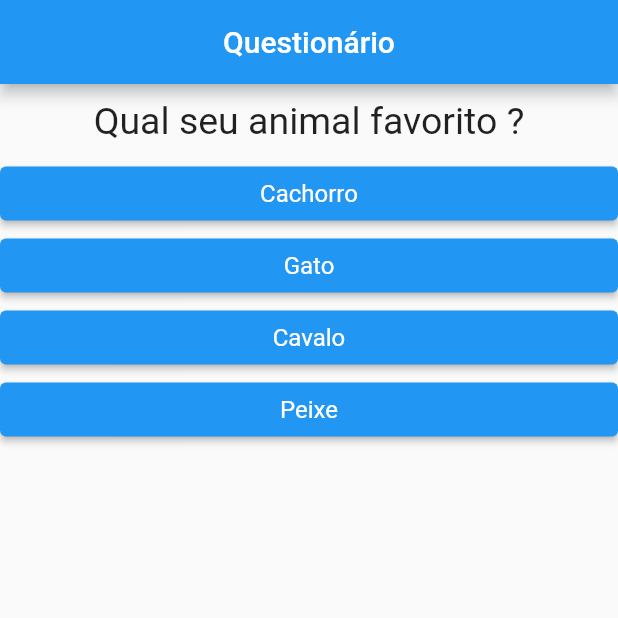
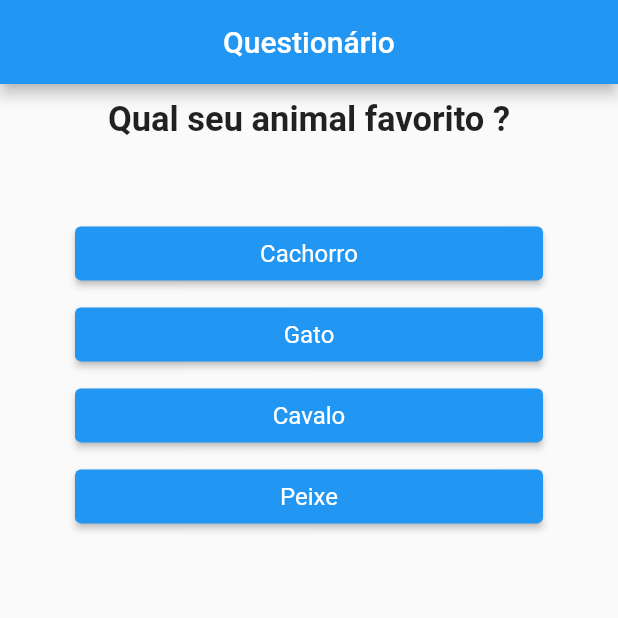
Before and after one commit to eduwalkerbr/questionario_avaliativo, a Flutter app: the screen it shows after launch, after a tap on "Vermelho", on a phone screen of 412 x 824 dp, the top half of it. Run offline on Flutter 3.47's test engine with Material 2 defaults, Android fonts, the phone set to English and light mode, and no system bars.

Commit message:
Aplicação Questionário Avaliativo Implementações: - Realizados ajustes no questionário. - Finalizada sessão de Resultado, com a complementações da entitulação do usuário de acordo com a pontuação obtida via respostas do questionário.

```diff
--- a/lib/components/questao.dart
+++ b/lib/components/questao.dart
@@ -9,11 +9,13 @@ class Questao extends StatelessWidget {
   Widget build(BuildContext context) {
     return Container(
       width: double.infinity,
+      height: MediaQuery.of(context).size.height * 0.08,
       margin: const EdgeInsets.all(10),
       child: Text(
         descricao,
         style: const TextStyle(
-          fontSize: 25,
+          fontSize: 23,
+          fontWeight: FontWeight.bold,
         ),
         textAlign: TextAlign.center,
       ),
--- /dev/null
+++ b/lib/components/questionario.dart
@@ -0,0 +1,36 @@
+import 'package:flutter/material.dart';
+import 'package:questionario_avaliativo/components/questao.dart';
+import 'package:questionario_avaliativo/components/resposta.dart';
+
+import '../questions_list.dart';
+
+class Questionario extends StatelessWidget {
+  final int questSel;
+  final void Function(int pontuacao) responder;
+
+  const Questionario({
+    required this.questSel,
+    required this.responder,
+  });
+
+  @override
+  Widget build(BuildContext context) {
+    final perguntas = Questions_list.getQuestionList();
+    List<Map<String, Object>> respList =
+        perguntas[questSel].cast()['respostas'];
+
+    return Column(
+      children: [
+        Questao(
+          descricao: perguntas[questSel]['questao'].toString(),
+        ),
+        ...respList
+            .map((resp) => Resposta(
+                  descricao: resp['conteudo'].toString(),
+                  funcao: () => responder(int.parse(resp['nota'].toString())),
+                ))
+            .toList(),
+      ],
+    );
+  }
+}
--- a/lib/components/reiniciar.dart
+++ b/lib/components/reiniciar.dart
@@ -16,11 +16,12 @@ class Reiniciar extends StatelessWidget {
       margin: const EdgeInsets.all(50),
       child: ElevatedButton(
         style: ElevatedButton.styleFrom(
-            primary: Colors.red[400],
-            textStyle: const TextStyle(
-              color: Colors.white,
-              fontSize: 16,
-            )),
+          primary: Colors.blue[900],
+          textStyle: const TextStyle(
+            color: Colors.white,
+            fontSize: 16,
+          ),
+        ),
         onPressed: funcao,
         child: Text(descricao),
       ),
--- a/lib/components/resposta.dart
+++ b/lib/components/resposta.dart
@@ -11,15 +11,17 @@ class Resposta extends StatelessWidget {
 
   @override
   Widget build(BuildContext context) {
-    return SizedBox(
+    return Container(
       width: double.infinity,
+      margin: const EdgeInsets.fromLTRB(50, 3, 50, 3),
       child: ElevatedButton(
         style: ElevatedButton.styleFrom(
-            primary: Colors.blue,
-            textStyle: const TextStyle(
-              color: Colors.white,
-              fontSize: 16,
-            )),
+          primary: Colors.blue,
+          textStyle: const TextStyle(
+            color: Colors.white,
+            fontSize: 16,
+          ),
+        ),
         onPressed: funcao,
         child: Text(descricao),
       ),
--- /dev/null
+++ b/lib/components/resultado.dart
@@ -0,0 +1,59 @@
+import 'package:flutter/material.dart';
+import 'package:questionario_avaliativo/components/reiniciar.dart';
+
+class Resultado extends StatelessWidget {
+  final void Function() funcao;
+  final int pontuacao;
+  const Resultado({required this.funcao, required this.pontuacao});
+
+  String get result {
+    if (pontuacao < 15) {
+      return "Parabéns!";
+    } else if (pontuacao < 30) {
+      return "Você foi bem!";
+    } else if (pontuacao < 40) {
+      return "Impressionante";
+    } else {
+      return "Nível Jedi!";
+    }
+  }
+
+  @override
+  Widget build(BuildContext context) {
+    return SizedBox(
+      width: double.infinity,
+      child: Column(
+        mainAxisAlignment: MainAxisAlignment.center,
+        crossAxisAlignment: CrossAxisAlignment.center,
+        children: [
+          const Text(
+            "Sem mais perguntas a responder!",
+            style: TextStyle(
+              fontSize: 20,
+              fontWeight: FontWeight.normal,
+              color: Colors.blue,
+            ),
+          ),
+          const SizedBox(
+            height: 20,
+          ),
+          Text(
+            result,
+            style: const TextStyle(
+              fontSize: 40,
+              color: Colors.red,
+              fontWeight: FontWeight.bold,
+            ),
+          ),
+          const SizedBox(
+            height: 20,
+          ),
+          Reiniciar(
+            descricao: "Reiniciar o Questionário ?",
+            funcao: funcao,
+          ),
+        ],
+      ),
+    );
+  }
+}
--- a/lib/main.dart
+++ b/lib/main.dart
@@ -1,22 +1,23 @@
 import 'package:flutter/material.dart';
-import 'package:questionario_avaliativo/components/questao.dart';
-import 'package:questionario_avaliativo/components/reiniciar.dart';
-import 'package:questionario_avaliativo/components/resposta.dart';
+import 'package:questionario_avaliativo/components/questionario.dart';
+import 'package:questionario_avaliativo/components/resultado.dart';
 import 'package:questionario_avaliativo/questions_list.dart';
 
 main() => runApp(PerguntaApp());
 
 class _PerguntaAppState extends State<PerguntaApp> {
-  final perguntas = Questions_list.getQuestionList();
   bool _hasQuestion = true;
 
   var _questSel = 0;
-  void _responder() {
+  var pontTotal = 0;
+
+  void _responder(int pontuacao) {
     setState(() {
-      if (_questSel == (perguntas.length - 1)) {
+      if (_questSel == Questions_list.getLengthList() - 1) {
         _hasQuestion = false;
       } else {
         _questSel++;
+        pontTotal += pontuacao;
       }
     });
   }
@@ -25,13 +26,12 @@ class _PerguntaAppState extends State<PerguntaApp> {
     setState(() {
       _questSel = 0;
       _hasQuestion = true;
+      pontTotal = 0;
     });
   }
 
   @override
   Widget build(BuildContext context) {
-    List<String> respList = perguntas[_questSel].cast()['respostas'];
-
     return MaterialApp(
       home: Scaffold(
         appBar: AppBar(
@@ -39,52 +39,13 @@ class _PerguntaAppState extends State<PerguntaApp> {
           centerTitle: true,
         ),
         body: _hasQuestion
-            ? Column(
-                children: [
-                  Questao(
-                    descricao: perguntas[_questSel]['questao'].toString(),
-                  ),
-                  ...respList
-                      .map((resp) => Resposta(
-                            descricao: resp,
-                            funcao: _responder,
-                          ))
-                      .toList(),
-                ],
+            ? Questionario(
+                questSel: _questSel,
+                responder: _responder,
               )
-            : SizedBox(
-                width: double.infinity,
-                child: Column(
-                  mainAxisAlignment: MainAxisAlignment.center,
-                  crossAxisAlignment: CrossAxisAlignment.center,
-                  children: [
-                    const Text(
-                      "Sem mais perguntas a responder!",
-                      style: TextStyle(
-                        fontSize: 20,
-                        fontWeight: FontWeight.bold,
-                        color: Colors.blue,
-                      ),
-                    ),
-                    const SizedBox(
-                      height: 20,
-                    ),
-                    const Text(
-                      "Obrigado !!!",
-                      style: TextStyle(
-                          fontSize: 20,
-                          color: Colors.red,
-                          fontWeight: FontWeight.bold),
-                    ),
-                    const SizedBox(
-                      height: 20,
-                    ),
-                    Reiniciar(
-                      descricao: "Reiniciar o Questionário",
-                      funcao: _reiniciar,
-                    ),
-                  ],
-                ),
+            : Resultado(
+                funcao: _reiniciar,
+                pontuacao: pontTotal,
               ),
       ),
     );
--- a/lib/questions_list.dart
+++ b/lib/questions_list.dart
@@ -4,27 +4,56 @@ class Questions_list {
   static var question_list = [
     {
       'questao': "Qual sua cor favorita ?",
-      'respostas': ['Vermelho', 'Verde', 'Azul', 'Roxo']
+      'respostas': [
+        {'conteudo': 'Vermelho', 'nota': 8},
+        {'conteudo': 'Verde', 'nota': 5},
+        {'conteudo': 'Azul', 'nota': 10},
+        {'conteudo': 'Roxo', 'nota': 3},
+      ],
     },
     {
       'questao': "Qual seu animal favorito ?",
-      'respostas': ['Cachorro', 'Gato', 'Cavalo', 'Peixe']
+      'respostas': [
+        {'conteudo': 'Cachorro', 'nota': 7},
+        {'conteudo': 'Gato', 'nota': 5},
+        {'conteudo': 'Cavalo', 'nota': 3},
+        {'conteudo': 'Peixe', 'nota': 9},
+      ],
     },
     {
       'questao': "Qual sua local de Viagem favorito ?",
-      'respostas': ['Praia', 'Sítio', 'Exterior', 'Estudos']
+      'respostas': [
+        {'conteudo': 'Praia', 'nota': 10},
+        {'conteudo': 'Sítio', 'nota': 8},
+        {'conteudo': 'Exterior', 'nota': 9},
+        {'conteudo': 'Estudos', 'nota': 2},
+      ],
     },
     {
       'questao': "Qual seu filme favorito ?",
-      'respostas': ['Titanic', 'Vingadores', 'Exorcista', 'Lagoa Azul']
+      'respostas': [
+        {'conteudo': 'Titanic', 'nota': 9},
+        {'conteudo': 'Vingadores', 'nota': 1},
+        {'conteudo': 'Exorcista', 'nota': 6},
+        {'conteudo': 'Lagoa Azul', 'nota': 10},
+      ],
     },
     {
       'questao': "Qual seu time favorito ?",
-      'respostas': ['Internacional', 'Grêmio', 'Corinthians', 'Flamengo']
+      'respostas': [
+        {'conteudo': 'Internacional', 'nota': 10},
+        {'conteudo': 'Grêmio', 'nota': 0},
+        {'conteudo': 'Corinthians', 'nota': 5},
+        {'conteudo': 'Flamengo', 'nota': 8},
+      ],
     }
   ];
 
   static List<Map<String, Object>> getQuestionList() {
     return question_list;
   }
+
+  static int getLengthList() {
+    return question_list.length;
+  }
 }
```
Also changed, not shown: 1 other file.
